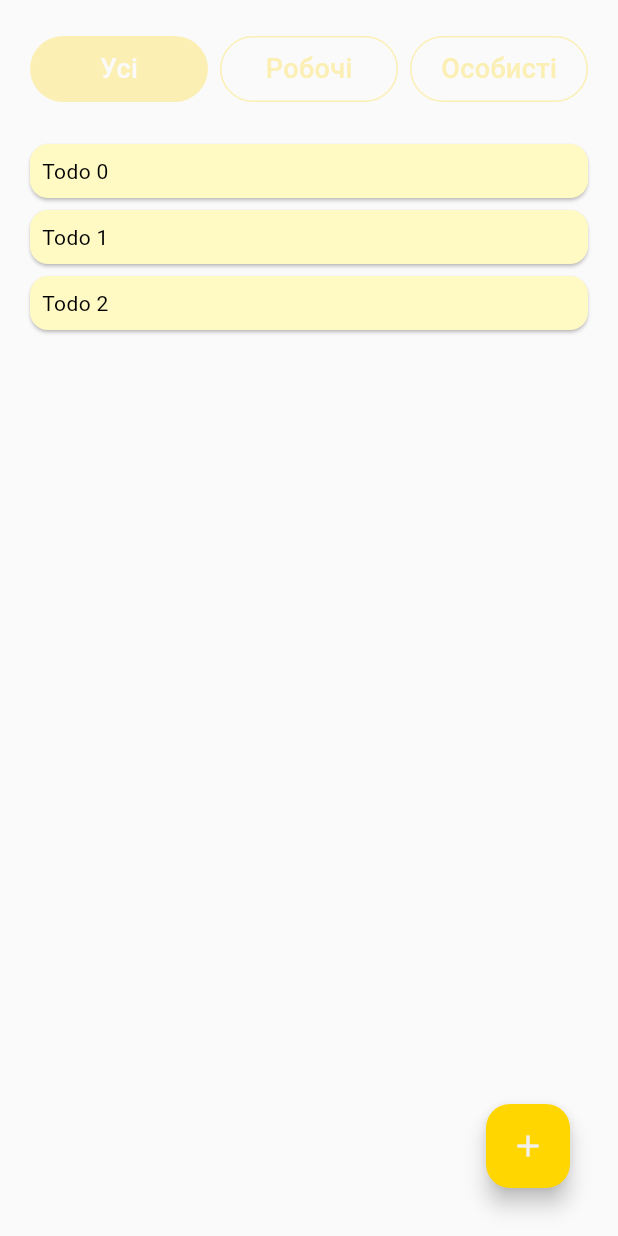
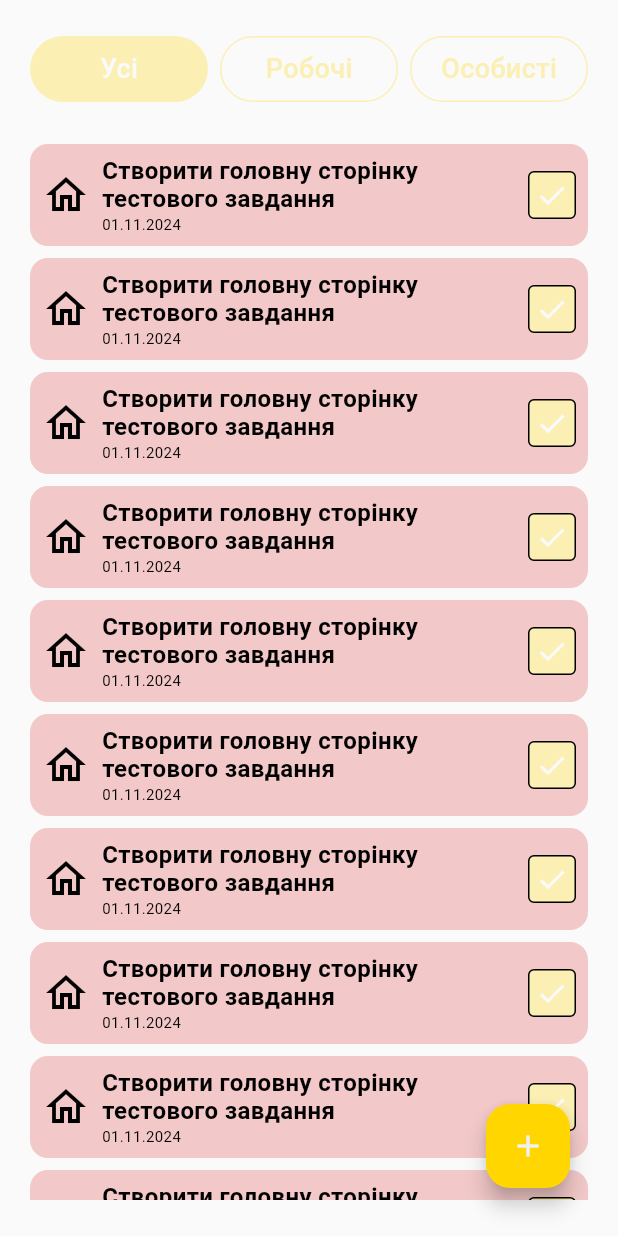
Before and after one commit to UbohyiPetro/to_do, a Flutter app: the MainScreen screen opened by its route, on a phone screen of 412 x 824 dp. Run offline on Flutter 3.47's test engine with Material 3 defaults, Android fonts, the phone set to English and light mode, and no system bars; our stand-ins replace get.

Commit message:
SWTD-6: design todo item card (#6)

```diff
--- /dev/null
+++ b/lib/main/components/todo_checkbox.dart
@@ -0,0 +1,38 @@
+import 'package:flutter/material.dart';
+
+import '../../theme/spacing.dart';
+
+class TodoCheckbox extends StatelessWidget {
+  final bool isChecked;
+  final VoidCallback onChanged;
+
+  const TodoCheckbox({
+    super.key,
+    required this.isChecked,
+    required this.onChanged,
+  });
+
+  @override
+  Widget build(BuildContext context) {
+    final colorScheme = Theme.of(context).colorScheme;
+    return InkWell(
+      onTap: onChanged,
+      child: Container(
+        width: Spacing.large,
+        height: Spacing.large,
+        decoration: BoxDecoration(
+          color: isChecked ? colorScheme.tertiary : null,
+          border: Border.all(
+            width: 1,
+          ),
+          borderRadius: BorderRadius.circular(
+            Spacing.tiny,
+          ),
+        ),
+        child: isChecked
+            ? Icon(Icons.check, color: colorScheme.surface, size: 22)
+            : null,
+      ),
+    );
+  }
+}
--- a/lib/main/ui/main_screen.dart
+++ b/lib/main/ui/main_screen.dart
@@ -1,4 +1,5 @@
 import 'package:flutter/material.dart';
+import 'package:softwars_to_do/main/ui/todo_item.dart';
 
 import '../../theme/spacing.dart';
 
@@ -54,20 +55,10 @@ class MainScreen extends StatelessWidget {
               const SizedBox(height: Spacing.semiLarge),
               Expanded(
                 child: ListView.builder(
-                  itemCount: 3,
+                  padding: const EdgeInsets.only(bottom: Spacing.large),
+                  itemCount: 17,
                   itemBuilder: (BuildContext context, int index) {
-                    return Card(
-                      color: Colors.yellow.shade100,
-                      child: Padding(
-                        padding: const EdgeInsets.all(Spacing.small),
-                        child: Text(
-                          'Todo $index',
-                          style: const TextStyle(
-                            color: Colors.black,
-                          ),
-                        ),
-                      ),
-                    );
+                    return const TodoItem();
                   },
                 ),
               )
--- /dev/null
+++ b/lib/main/ui/todo_item.dart
@@ -0,0 +1,57 @@
+import 'package:flutter/material.dart';
+
+import '../../theme/spacing.dart';
+import '../components/todo_checkbox.dart';
+
+class TodoItem extends StatelessWidget {
+  const TodoItem({super.key});
+
+  @override
+  Widget build(BuildContext context) {
+    final colorScheme = Theme.of(context).colorScheme;
+    return Card(
+      elevation: 0,
+      color: false ? colorScheme.onSecondary : colorScheme.tertiaryContainer,
+      child: Padding(
+        padding: const EdgeInsets.all(Spacing.small),
+        child: Row(
+          children: [
+            const Icon(
+              size: 32,
+              false ? Icons.work_outline : Icons.home_outlined,
+              color: Colors.black,
+            ),
+            const SizedBox(
+              width: Spacing.small,
+            ),
+            const Expanded(
+              child: Column(
+                crossAxisAlignment: CrossAxisAlignment.start,
+                children: [
+                  Text(
+                    "Створити головну сторінку тестового завдання",
+                    style: TextStyle(
+                      height: 1.2,
+                      fontSize: 16,
+                      fontWeight: FontWeight.w600,
+                      color: Colors.black,
+                    ),
+                  ),
+                  Text(
+                    "01.11.2024",
+                    style: TextStyle(fontSize: 10, color: Colors.black),
+                  ),
+                ],
+              ),
+            ),
+            const SizedBox(width: Spacing.small),
+            TodoCheckbox(
+              isChecked: true,
+              onChanged: () {},
+            )
+          ],
+        ),
+      ),
+    );
+  }
+}
--- a/lib/theme/colors_dark.dart
+++ b/lib/theme/colors_dark.dart
@@ -13,6 +13,7 @@ class AppColorsDark {
       error: Color(0xFFD94141),
       onError: Color(0xFFFAFAFA),
       tertiary: Color(0xFFFBEFB4),
+      tertiaryContainer: Color(0xFFF2C8C8),
     );
   }
 }
--- a/lib/theme/colors_light.dart
+++ b/lib/theme/colors_light.dart
@@ -13,6 +13,7 @@ class AppColorsLight {
       error: Color(0xFFD94141),
       onError: Color(0xFFFAFAFA),
       tertiary: Color(0xFFFBEFB4),
+      tertiaryContainer: Color(0xFFF2C8C8),
     );
   }
 }
--- a/lib/theme/spacing.dart
+++ b/lib/theme/spacing.dart
@@ -3,6 +3,7 @@ class Spacing {
   static const double small = 8.0;
   static const double medium = 16.0;
   static const double semiLarge = 24.0;
+  static const double large = 32.0;
 
   static const defaultButton = 50.0;
 
```
